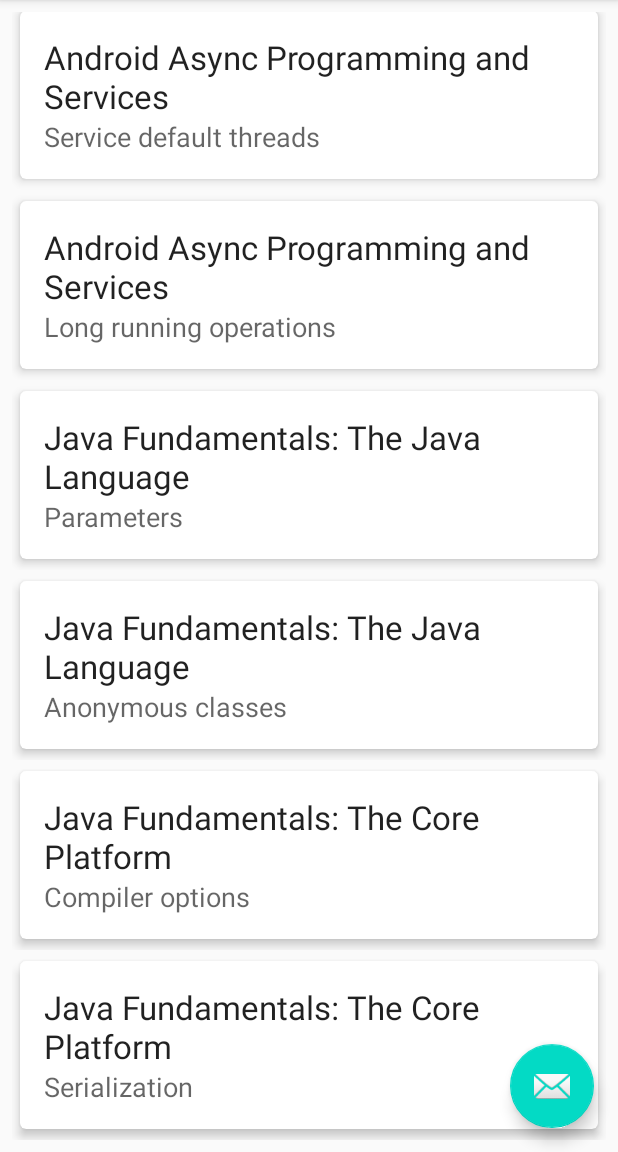
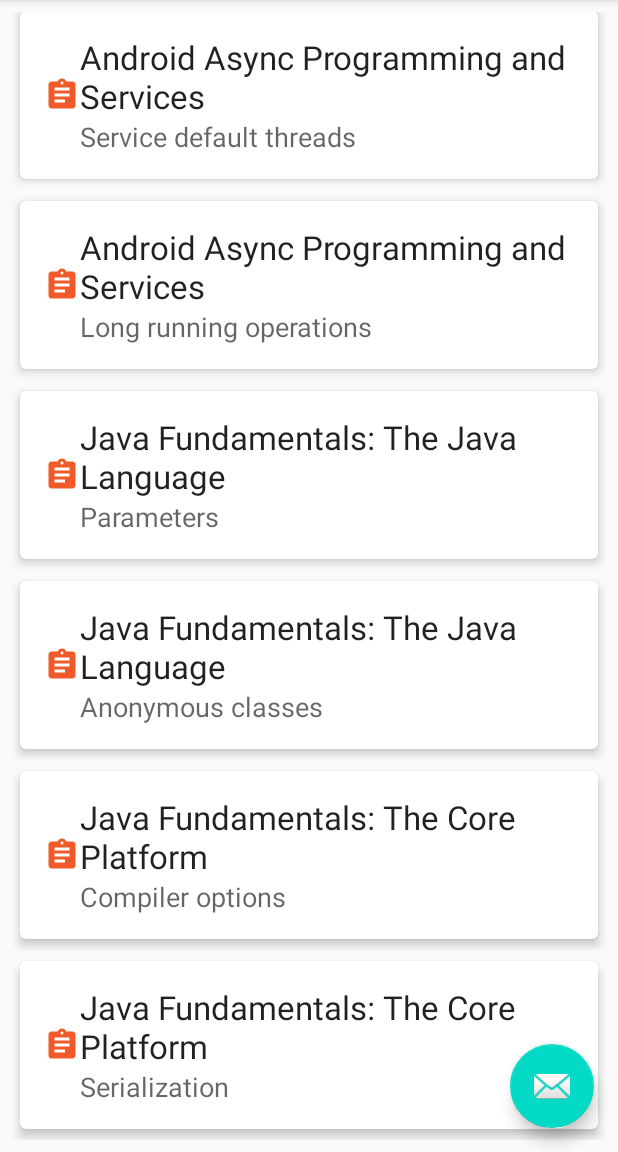
Before and after one commit to aggreyah/NoteKeeper, an Android app: the screen it shows after launch (MainActivity), scrolled down 261 dp, on a phone screen of 412 x 824 dp, the part 84-1236 px from its top. Run offline under Robolectric (Android 15) with nearby library versions, the phone set to English and light mode, and no system bars; our stand-ins replace navigation-ui.

```diff
--- a/app/src/main/java/com/aggreyah/notekeeper/MainActivity.java
+++ b/app/src/main/java/com/aggreyah/notekeeper/MainActivity.java
@@ -82,7 +82,8 @@ public class MainActivity extends AppCompatActivity implements
     private void initializeDisplayContent() {
         mRecyclerItems = findViewById(R.id.list_items);
         mNotesLayoutManager = new LinearLayoutManager(this);
-        mCoursesLayoutManager = new GridLayoutManager(this, 2);
+        mCoursesLayoutManager = new GridLayoutManager(this,
+                getResources().getInteger(R.integer.course_grid_span));
 
         List<NoteInfo> notes = DataManager.getInstance().getNotes();
         mNoteRecyclerAdapter = new NoteRecyclerAdapter(this, notes);
@@ -146,17 +147,17 @@ public class MainActivity extends AppCompatActivity implements
         else if (id == R.id.nav_courses){
             displayCourses();
         }else if (id == R.id.nav_send){
-            handleSelection("Send");
+            handleSelection(R.string.nav_send_message);
         }else if (id == R.id.nav_share){
-            handleSelection("Don't you think you've shared enough");
+            handleSelection(R.string.nav_share_message);
         }
         DrawerLayout drawer = findViewById(R.id.drawer_layout);
         drawer.closeDrawer(GravityCompat.START);
         return true;
     }
 
-    private void handleSelection(String message) {
+    private void handleSelection(int message_id) {
         View view = findViewById(R.id.list_items);
-        Snackbar.make(view, message, Snackbar.LENGTH_LONG).setAction("Action", null).show();
+        Snackbar.make(view, message_id, Snackbar.LENGTH_LONG).setAction("Action", null).show();
     }
 }
--- /dev/null
+++ b/app/src/main/res/drawable/ic_baseline_assignment_24.xml
@@ -0,0 +1,10 @@
+<vector xmlns:android="http://schemas.android.com/apk/res/android"
+    android:width="24dp"
+    android:height="24dp"
+    android:viewportWidth="24"
+    android:viewportHeight="24"
+    android:tint="?attr/colorControlNormal">
+  <path
+      android:fillColor="@android:color/white"
+      android:pathData="M19,3h-4.18C14.4,1.84 13.3,1 12,1c-1.3,0 -2.4,0.84 -2.82,2L5,3c-1.1,0 -2,0.9 -2,2v14c0,1.1 0.9,2 2,2h14c1.1,0 2,-0.9 2,-2L21,5c0,-1.1 -0.9,-2 -2,-2zM12,3c0.55,0 1,0.45 1,1s-0.45,1 -1,1 -1,-0.45 -1,-1 0.45,-1 1,-1zM14,17L7,17v-2h7v2zM17,13L7,13v-2h10v2zM17,9L7,9L7,7h10v2z"/>
+</vector>
--- a/app/src/main/res/layout/item_note_list.xml
+++ b/app/src/main/res/layout/item_note_list.xml
@@ -17,6 +17,21 @@
             android:layout_width="match_parent"
             android:layout_height="wrap_content">
 
+            <ImageView
+                android:id="@+id/imageView3"
+                android:layout_width="wrap_content"
+                android:layout_height="wrap_content"
+                android:layout_marginStart="8dp"
+                android:layout_marginTop="8dp"
+                android:layout_marginEnd="8dp"
+                android:layout_marginBottom="8dp"
+                android:tint="@color/pluralsight_orange"
+                app:layout_constraintBottom_toBottomOf="parent"
+                app:layout_constraintEnd_toStartOf="@+id/text_course"
+                app:layout_constraintStart_toStartOf="parent"
+                app:layout_constraintTop_toTopOf="parent"
+                app:srcCompat="@drawable/ic_baseline_assignment_24" />
+
             <TextView
                 android:id="@+id/text_course"
                 android:layout_width="0dp"
@@ -24,7 +39,7 @@
                 android:text="TextView"
                 android:textAppearance="@android:style/TextAppearance.Material.Large"
                 app:layout_constraintEnd_toEndOf="parent"
-                app:layout_constraintStart_toStartOf="parent"
+                app:layout_constraintStart_toStartOf="@+id/text_title"
                 app:layout_constraintTop_toTopOf="parent" />
 
             <TextView
@@ -34,7 +49,7 @@
                 android:text="TextView"
                 android:textAppearance="@android:style/TextAppearance.Material.Medium"
                 app:layout_constraintEnd_toEndOf="parent"
-                app:layout_constraintStart_toStartOf="parent"
+                app:layout_constraintStart_toEndOf="@+id/imageView3"
                 app:layout_constraintTop_toBottomOf="@id/text_course" />
         </androidx.constraintlayout.widget.ConstraintLayout>
     </androidx.cardview.widget.CardView>
--- a/app/src/main/res/menu/activity_main_drawer.xml
+++ b/app/src/main/res/menu/activity_main_drawer.xml
@@ -6,11 +6,11 @@
     <group android:checkableBehavior="single">
         <item
             android:id="@+id/nav_notes"
-            android:icon="@drawable/ic_menu_camera"
+            android:icon="@drawable/ic_baseline_assignment_24"
             android:title="@string/notes" />
         <item
             android:id="@+id/nav_courses"
-            android:icon="@drawable/ic_menu_gallery"
+            android:icon="@drawable/ic_menu_slideshow"
             android:title="@string/courses" />
     </group>
     <item android:title="@string/communicate" />
--- a/app/src/main/res/values/colors.xml
+++ b/app/src/main/res/values/colors.xml
@@ -3,4 +3,5 @@
     <color name="colorPrimary">#6200EE</color>
     <color name="colorPrimaryDark">#3700B3</color>
     <color name="colorAccent">#03DAC5</color>
+    <color name="pluralsight_orange">#F05A28</color>
 </resources>
--- a/app/src/main/res/values/strings.xml
+++ b/app/src/main/res/values/strings.xml
@@ -24,4 +24,8 @@
     <string name="communicate">Communicate</string>
     <string name="courses">Courses</string>
     <string name="notes">Notes</string>
+    <string name="text_note_title">Note title</string>
+    <string name="text_note_text">Note text</string>
+    <string name="nav_send_message">Send</string>
+    <string name="nav_share_message">Don\'t you think you\'ve shared enough</string>
 </resources>
--- /dev/null
+++ b/app/src/main/res/values/ui_constants.xml
@@ -0,0 +1,4 @@
+<?xml version="1.0" encoding="utf-8"?>
+<resources>
+    <integer name="course_grid_span">2</integer>
+</resources>
```
Also changed, not shown: app/src/main/res/layout/content_note.xml (+8 -4 lines), app/src/main/res/layout/item_course_list.xml (+13 -0 lines).
